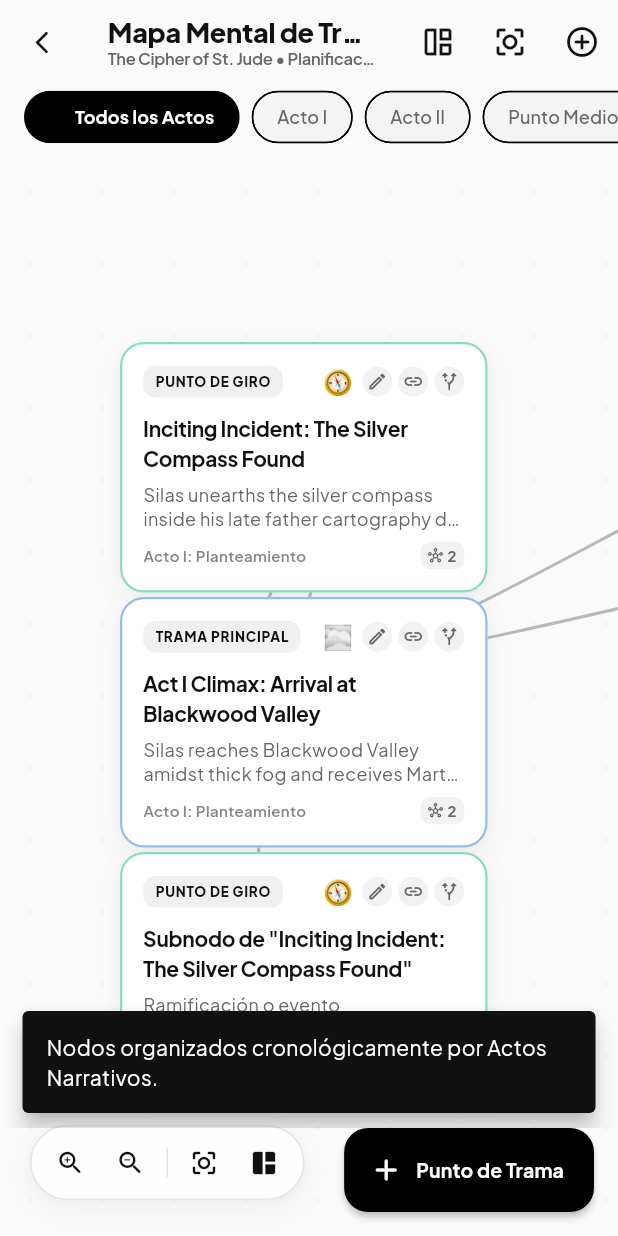
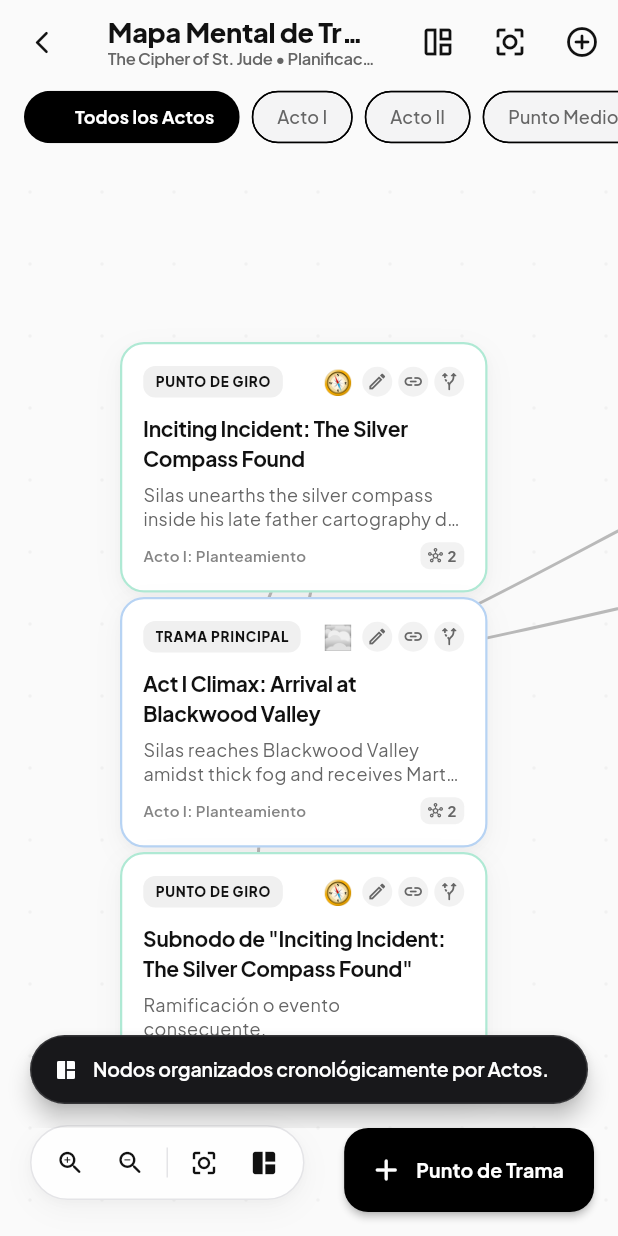
Before and after one commit to SamuelSHenriquezP/ink_wright, a Flutter app: the PlotMindMapScreen screen opened directly, after a tap on the "alt route" icon, after a tap on the "auto awesome mosaic" icon, on a phone screen of 412 x 824 dp. Run offline on Flutter 3.47's test engine with Material 3 defaults, Android fonts, the light colour scheme and no system bars; our stand-ins replace flutter_animate, google_fonts.

Commit message:
estilo: estetica monocromatica en avisos y conexiones del mapa mental

```diff
--- a/lib/screens/plot_mind_map_screen.dart
+++ b/lib/screens/plot_mind_map_screen.dart
@@ -46,15 +46,57 @@
     _transformationController.value = matrix;
   }
 
+  void _showAestheticNotification(
+    BuildContext context,
+    String message, {
+    IconData icon = Icons.info_outline_rounded,
+    required bool isDark,
+  }) {
+    ScaffoldMessenger.of(context).hideCurrentSnackBar();
+    ScaffoldMessenger.of(context).showSnackBar(
+      SnackBar(
+        behavior: SnackBarBehavior.floating,
+        margin: const EdgeInsets.symmetric(horizontal: 20, vertical: 16),
+        elevation: 6,
+        backgroundColor: isDark ? const Color(0xFF1E1E22) : const Color(0xFF18181B),
+        shape: RoundedRectangleBorder(
+          borderRadius: BorderRadius.circular(24),
+          side: BorderSide(
+            color: isDark ? const Color(0xFF2E2E34) : Colors.white12,
+            width: 1,
+          ),
+        ),
+        content: Row(
+          mainAxisSize: MainAxisSize.min,
+          children: [
+            Icon(icon, size: 16, color: Colors.white),
+            const SizedBox(width: 10),
+            Expanded(
+              child: Text(
+                message,
+                style: const TextStyle(
+                  color: Colors.white,
+                  fontSize: 13,
+                  fontWeight: FontWeight.w600,
+                  letterSpacing: -0.1,
+                ),
+              ),
+            ),
+          ],
+        ),
+        duration: const Duration(seconds: 2),
+      ),
+    );
+  }
+
   void _autoArrange(EditorController controller) {
     controller.autoArrangeMindMapNodes();
     _resetView();
-    ScaffoldMessenger.of(context).showSnackBar(
-      const SnackBar(
-        content: Text('Nodos organizados cronológicamente por Actos Narrativos.'),
-        duration: Duration(seconds: 2),
-        behavior: SnackBarBehavior.floating,
-      ),
+    _showAestheticNotification(
+      context,
+      'Nodos organizados cronológicamente por Actos.',
+      icon: Icons.auto_awesome_mosaic_rounded,
+      isDark: controller.isDarkMode,
     );
   }
 
@@ -75,12 +117,11 @@
     );
     controller.addMindMapNode(newNode);
     controller.connectMindMapNodes(parent.id, newId);
-    ScaffoldMessenger.of(context).showSnackBar(
-      SnackBar(
-        content: Text('Ramificación conectada desde "${parent.title}"'),
-        duration: const Duration(seconds: 2),
-        behavior: SnackBarBehavior.floating,
-      ),
+    _showAestheticNotification(
+      context,
+      'Ramificación conectada desde «${parent.title}».',
+      icon: Icons.alt_route_rounded,
+      isDark: controller.isDarkMode,
     );
   }
 
@@ -96,7 +137,12 @@
       '📌', '🧭', '⚔️', '📜', '⚡', '🗝️', '🏰', '👤', '💡', '🔥', '💀', '🌫️', '🏛️', '👁️', '🎭', '🛡️', '👑', '✨'
     ];
     const availableColors = [
-      0xFF18181B, 0xFF38C793, 0xFF4A90E2, 0xFFF5A623, 0xFF9013FE, 0xFFE74C3C
+      0xFF18181B, // Onyx
+      0xFF27272A, // Charcoal
+      0xFF3F3F46, // Graphite
+      0xFF52525B, // Slate
+      0xFF71717A, // Steel
+      0xFFA1A1AA, // Ash
     ];
 
     showDialog(
@@ -246,12 +292,11 @@
                       );
                       controller.updateMindMapNode(updated);
                       Navigator.of(context).pop();
-                      ScaffoldMessenger.of(context).showSnackBar(
-                        SnackBar(
-                          content: Text('Nodo «$title» actualizado.'),
-                          duration: const Duration(seconds: 2),
-                          behavior: SnackBarBehavior.floating,
-                        ),
+                      _showAestheticNotification(
+                        context,
+                        'Nodo «$title» actualizado.',
+                        icon: Icons.check_circle_outline_rounded,
+                        isDark: controller.isDarkMode,
                       );
                     }
                   },
@@ -566,15 +611,15 @@
                             Color cardBorderColor;
                             double cardBorderWidth = 1.5;
                             if (isConnectingSource) {
-                              cardBorderColor = Colors.blueAccent;
-                              cardBorderWidth = 2.5;
+                              cardBorderColor = isDark ? Colors.white : Colors.black;
+                              cardBorderWidth = 2.0;
                             } else if (isConnectingMode) {
                               cardBorderColor = isAlreadyConnected
-                                  ? Colors.redAccent.withValues(alpha: 0.8)
-                                  : Colors.blueAccent.withValues(alpha: 0.7);
-                              cardBorderWidth = 2.0;
+                                  ? (isDark ? const Color(0xFF52525B) : const Color(0xFFA1A1AA))
+                                  : (isDark ? Colors.white70 : Colors.black87);
+                              cardBorderWidth = 1.8;
                             } else if (node.colorHex != 0xFF18181B && node.colorHex != 0) {
-                              cardBorderColor = Color(node.colorHex).withValues(alpha: 0.6);
+                              cardBorderColor = Color(node.colorHex).withValues(alpha: 0.4);
                             } else {
                               cardBorderColor = borderColor;
                             }
@@ -607,21 +652,19 @@
                                       );
                                       if (fromNode.connectedToIds.contains(node.id)) {
                                         controller.disconnectMindMapNodes(fromId, node.id);
-                                        ScaffoldMessenger.of(context).showSnackBar(
-                                          SnackBar(
-                                            content: Text('Enlace eliminado entre «${fromNode.title}» y «${node.title}».'),
-                                            duration: const Duration(seconds: 2),
-                                            behavior: SnackBarBehavior.floating,
-                                          ),
+                                        _showAestheticNotification(
+                                          context,
+                                          'Enlace eliminado entre «${fromNode.title}» y «${node.title}».',
+                                          icon: Icons.link_off_rounded,
+                                          isDark: isDark,
                                         );
                                       } else {
                                         controller.connectMindMapNodes(fromId, node.id);
-                                        ScaffoldMessenger.of(context).showSnackBar(
-                                          SnackBar(
-                                            content: Text('¡Conectado! «${fromNode.title}» ➔ «${node.title}»'),
-                                            duration: const Duration(seconds: 2),
-                                            behavior: SnackBarBehavior.floating,
-                                          ),
+                                        _showAestheticNotification(
+                                          context,
+                                          '¡Conectado! «${fromNode.title}» ➔ «${node.title}»',
+                                          icon: Icons.link_rounded,
+                                          isDark: isDark,
                                         );
                                       }
                                       setState(() => _connectingFromNodeId = null);
@@ -650,17 +693,22 @@
                                           margin: const EdgeInsets.only(bottom: 8),
                                           padding: const EdgeInsets.symmetric(horizontal: 8, vertical: 3),
                                           decoration: BoxDecoration(
-                                            color: Colors.blueAccent,
-                                            borderRadius: BorderRadius.circular(8),
+                                            color: isDark ? Colors.white : Colors.black,
+                                            borderRadius: BorderRadius.circular(6),
                                           ),
-                                          child: const Row(
+                                          child: Row(
                                             mainAxisSize: MainAxisSize.min,
                                             children: [
-                                              Icon(Icons.link_rounded, size: 12, color: Colors.white),
-                                              SizedBox(width: 4),
+                                              Icon(Icons.link_rounded, size: 12, color: isDark ? Colors.black : Colors.white),
+                                              const SizedBox(width: 4),
                                               Text(
                                                 'ORIGEN • TOCA OTRO NODO',
-                                                style: TextStyle(color: Colors.white, fontSize: 9, fontWeight: FontWeight.w800),
+                                                style: TextStyle(
+                                                  color: isDark ? Colors.black : Colors.white,
+                                                  fontSize: 9,
+                                                  fontWeight: FontWeight.w800,
+                                                  letterSpacing: 0.5,
+                                                ),
                                               ),
                                             ],
                                           ),
@@ -670,17 +718,28 @@
                                           margin: const EdgeInsets.only(bottom: 8),
                                           padding: const EdgeInsets.symmetric(horizontal: 8, vertical: 3),
                                           decoration: BoxDecoration(
-                                            color: isAlreadyConnected ? Colors.redAccent : Colors.blueAccent,
-                                            borderRadius: BorderRadius.circular(8),
+                                            color: isAlreadyConnected
+                                                ? (isDark ? const Color(0xFF27272A) : const Color(0xFFE4E4E7))
+                                                : (isDark ? Colors.white12 : Colors.black.withValues(alpha: 0.08)),
+                                            borderRadius: BorderRadius.circular(6),
                                           ),
                                           child: Row(
                                             mainAxisSize: MainAxisSize.min,
                                             children: [
-                                              Icon(isAlreadyConnected ? Icons.link_off_rounded : Icons.add_link_rounded, size: 12, color: Colors.white),
+                                              Icon(
+                                                isAlreadyConnected ? Icons.link_off_rounded : Icons.add_link_rounded,
+                                                size: 12,
+                                                color: textPrimary,
+                                              ),
                                               const SizedBox(width: 4),
                                               Text(
                                                 isAlreadyConnected ? 'TOCA PARA DESCONECTAR' : 'TOCA PARA CONECTAR AQUÍ',
-                                                style: const TextStyle(color: Colors.white, fontSize: 9, fontWeight: FontWeight.w800),
+                                                style: TextStyle(
+                                                  color: textPrimary,
+                                                  fontSize: 9,
+                                                  fontWeight: FontWeight.w800,
+                                                  letterSpacing: 0.5,
+                                                ),
                                               ),
                                             ],
                                           ),
@@ -749,14 +808,16 @@
                                                     padding: const EdgeInsets.all(3),
                                                     decoration: BoxDecoration(
                                                       color: isConnectingSource
-                                                          ? Colors.blueAccent
+                                                          ? (isDark ? Colors.white : Colors.black)
                                                           : (isDark ? Colors.white10 : Colors.black.withValues(alpha: 0.05)),
                                                       shape: BoxShape.circle,
                                                     ),
                                                     child: Icon(
                                                       Icons.link_rounded,
                                                       size: 14,
-                                                      color: isConnectingSource ? Colors.white : textSecondary,
+                                                      color: isConnectingSource
+                                                          ? (isDark ? Colors.black : Colors.white)
+                                                          : textSecondary,
                                                     ),
                                                   ),
                                                 ),
@@ -864,20 +925,27 @@
                     right: 16,
                     child: Center(
                       child: Material(
-                        elevation: 8,
+                        elevation: 6,
                         borderRadius: BorderRadius.circular(30),
-                        color: isDark ? const Color(0xFF1E1E24) : Colors.black,
+                        color: isDark ? const Color(0xFF1E1E22) : const Color(0xFF18181B),
+                        shape: RoundedRectangleBorder(
+                          borderRadius: BorderRadius.circular(30),
+                          side: BorderSide(
+                            color: isDark ? const Color(0xFF2E2E34) : Colors.white12,
+                            width: 1,
+                          ),
+                        ),
                         child: Padding(
                           padding: const EdgeInsets.symmetric(horizontal: 16, vertical: 10),
                           child: Row(
                             mainAxisSize: MainAxisSize.min,
                             children: [
-                              const Icon(Icons.link_rounded, color: Colors.lightBlueAccent, size: 20),
+                              const Icon(Icons.hub_outlined, color: Colors.white, size: 18),
                               const SizedBox(width: 8),
                               Flexible(
                                 child: Text(
                                   'Conectar: toca cualquier otro nodo para enlazarlo',
-                                  style: const TextStyle(color: Colors.white, fontSize: 12, fontWeight: FontWeight.w700),
+                                  style: const TextStyle(color: Colors.white, fontSize: 12, fontWeight: FontWeight.w600),
                                   overflow: TextOverflow.ellipsis,
                                 ),
                               ),
@@ -888,12 +956,12 @@
                                 child: Container(
                                   padding: const EdgeInsets.symmetric(horizontal: 10, vertical: 4),
                                   decoration: BoxDecoration(
-                                    color: Colors.white24,
+                                    color: Colors.white12,
                                     borderRadius: BorderRadius.circular(12),
                                   ),
                                   child: const Text(
                                     'Cancelar',
-                                    style: TextStyle(color: Colors.white, fontSize: 11, fontWeight: FontWeight.w700),
+                                    style: TextStyle(color: Colors.white70, fontSize: 11, fontWeight: FontWeight.w700),
                                   ),
                                 ),
                               ),
@@ -1106,21 +1174,30 @@
                               onPressed: () {
                                 controller.duplicateMindMapNode(currentNode.id);
                                 Navigator.of(context).pop();
-                                ScaffoldMessenger.of(context).showSnackBar(
-                                  const SnackBar(
-                                    content: Text('Nodo duplicado en el lienzo.'),
-                                    duration: Duration(seconds: 2),
-                                    behavior: SnackBarBehavior.floating,
-                                  ),
+                                _showAestheticNotification(
+                                  context,
+                                  'Nodo duplicado en el lienzo.',
+                                  icon: Icons.copy_rounded,
+                                  isDark: isDark,
                                 );
                               },
                             ),
                             IconButton(
-                              icon: const Icon(Icons.delete_outline_rounded, color: Colors.redAccent, size: 20),
+                              icon: Icon(
+                                Icons.delete_outline_rounded,
+                                color: isDark ? const Color(0xFFE4E4E7) : const Color(0xFF27272A),
+                                size: 20,
+                              ),
                               tooltip: 'Eliminar nodo',
                               onPressed: () {
                                 controller.deleteMindMapNode(currentNode.id);
                                 Navigator.of(context).pop();
+                                _showAestheticNotification(
+                                  context,
+                                  'Nodo eliminado.',
+                                  icon: Icons.delete_outline_rounded,
+                                  isDark: isDark,
+                                );
                               },
                             ),
                           ],
```
